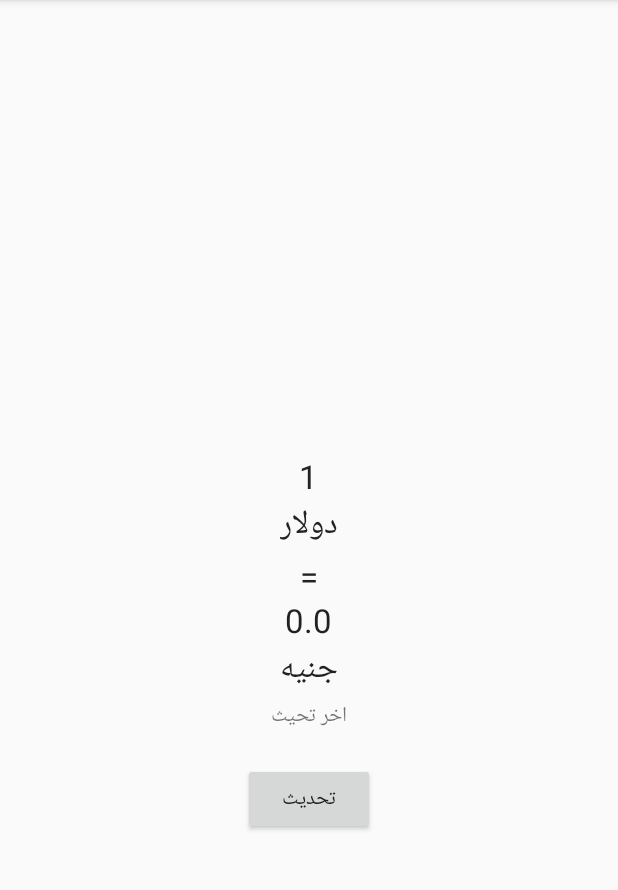
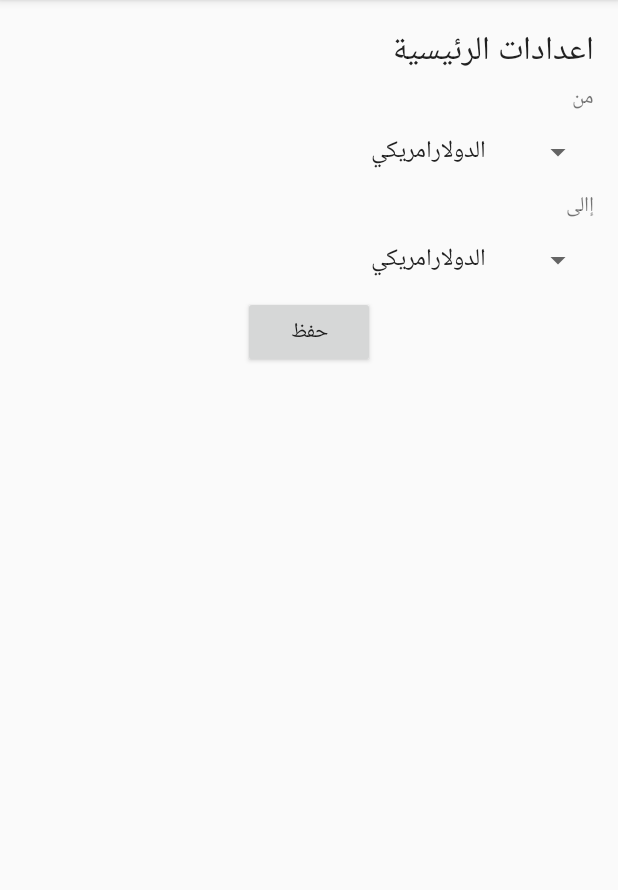
Before and after one commit to Bixls/dollarMobileApp, an Android app: the screen it shows after launch (MainActivity), with the options menu open, on a phone screen of 412 x 824 dp, the part 84-974 px from its top. Run offline under Robolectric (Android 15) with nearby library versions, the phone set to English and light mode, and no system bars; 2 statements that could not run were skipped.

Commit message:
Settings has been init

```diff
--- a/app/src/main/java/com/bixls/dollarprices/CountryAdapter.java
+++ b/app/src/main/java/com/bixls/dollarprices/CountryAdapter.java
@@ -7,6 +7,7 @@ import android.content.res.Resources;
 import android.os.AsyncTask;
 import android.util.Log;
 import android.view.View;
+import android.widget.Toast;
 
 import org.apache.http.HttpResponse;
 import org.apache.http.client.HttpClient;
@@ -61,15 +62,14 @@ public class CountryAdapter {
       }
     }
 
-    public ArrayList<String> GetList(Country Except,String type)
+    public ArrayList<String> GetList()
     {
         ArrayList<String> CodeList=new ArrayList<String>();
         for(int i=0;i<Countries.size();i++)
         {
-            if(Countries.get(i)!=Except)
-            {
+
                 CodeList.add(Countries.get(i).CurFull);
-            }
+
         }
 
         return CodeList;
@@ -105,6 +105,7 @@ public class CountryAdapter {
         editor.putString("time",currentDateandTime);
         editor.putString("valid","true");
         editor.commit();
+        Toast.makeText(context, context.getResources().getString(R.string.SaveMsg), Toast.LENGTH_SHORT).show();
         if(RootView!=null)
         {
             MainActivity.UpdateView(RootView);
@@ -116,7 +117,7 @@ public class CountryAdapter {
 
         for(int i=0;i<Countries.size();i++){
 
-               if (Countries.get(i).Code==code)
+               if (code == Countries.get(i).Code)
                {
                    return Countries.get(i);
                }
--- a/app/src/main/java/com/bixls/dollarprices/CountryList.java
+++ b/app/src/main/java/com/bixls/dollarprices/CountryList.java
@@ -41,6 +41,20 @@ public class CountryList {
             res.getDrawable(R.drawable.kwd)
     ));
 
+        countries.add(new Country(
+                "QAR",
+                res.getString(R.string.QAR),
+                res.getString(R.string.QAR_Full),
+                res.getString(R.string.QAR_short),
+                res.getDrawable(R.drawable.qar)
+        ));
+        countries.add(new Country(
+                "JOD",
+                res.getString(R.string.JOD),
+                res.getString(R.string.JOD_Full),
+                res.getString(R.string.JOD_short),
+                res.getDrawable(R.drawable.jod)
+        ));
         return countries;
     }
 }
--- a/app/src/main/java/com/bixls/dollarprices/MainActivity.java
+++ b/app/src/main/java/com/bixls/dollarprices/MainActivity.java
@@ -57,13 +57,20 @@ public class MainActivity extends ActionBarActivity
 
         mPreferences = getSharedPreferences("CurrentUser", MODE_PRIVATE);
 
+        if(!(mPreferences.contains("CFrom")&&mPreferences.contains("CTo")))
+        {
+           onNavigationDrawerItemSelected(1);
+        }
+
+
         mCountryAdapter = new CountryAdapter(countryList.init(getResources()),mPreferences,MainActivity.this);
 
     }
 
 
+
     @Override
-    public void onNavigationDrawerItemSelected(int position) {
+     public  void onNavigationDrawerItemSelected(int position) {
         // update the main content by replacing fragments
         FragmentManager fragmentManager = getSupportFragmentManager();
 
@@ -75,7 +82,7 @@ public class MainActivity extends ActionBarActivity
                 break;
             case 1:
                 fragmentManager.beginTransaction()
-                        .replace(R.id.container, Settings.newInstance(position))
+                        .replace(R.id.container, Settings.newInstance(position,mPreferences,MainActivity.this))
                         .commit();
                 break;
             case 2:
@@ -133,23 +140,18 @@ public class MainActivity extends ActionBarActivity
     }
 
     public static void UpdateView(View rootView){
-        try {
+
             ((TextView)(rootView.findViewById(R.id.SyncText))).setText(mPreferences.getString("time",""));
-
-            Country countryFrom=mCountryAdapter.GetCountryByCode("USD");
-            Country countryTo=mCountryAdapter.GetCountryByCode("EGP");
-
+            Country countryFrom=mCountryAdapter.GetCountryByCode(mPreferences.getString("CFrom",""));
+            Country countryTo=mCountryAdapter.GetCountryByCode(mPreferences.getString("CTo",""));
+            if(countryFrom!=null&&countryTo!=null){
+            double ratio=countryTo.Value/countryFrom.Value;
             ((TextView)(rootView.findViewById(R.id.FromTextType))).setText(countryFrom.CurShort);
             ((TextView)(rootView.findViewById(R.id.fromAmount))).setText("1");
+            ((TextView)(rootView.findViewById(R.id.ToTextType))).setText(countryTo.CurShort);
+            ((TextView)(rootView.findViewById(R.id.toAmount))).setText(""+ratio);
+            }
 
-            ((TextView)(rootView.findViewById(R.id.ToTextType))).setText(countryTo.CurShort);
-            ((TextView)(rootView.findViewById(R.id.toAmount))).setText(""+countryTo.Value);
-
-
-        }catch (Exception e)
-        {
-            Log.e("errore", ""+e);
-        }
     }
 
     /**
--- a/app/src/main/java/com/bixls/dollarprices/Settings.java
+++ b/app/src/main/java/com/bixls/dollarprices/Settings.java
@@ -2,11 +2,24 @@ package com.bixls.dollarprices;
 
 
 import android.app.Activity;
+import android.content.Context;
+import android.content.SharedPreferences;
+import android.content.res.Resources;
 import android.os.Bundle;
 import android.support.v4.app.Fragment;
+import android.support.v4.app.FragmentManager;
+import android.util.Log;
 import android.view.LayoutInflater;
 import android.view.View;
 import android.view.ViewGroup;
+import android.widget.ArrayAdapter;
+import android.widget.Button;
+import android.widget.Spinner;
+import android.widget.Toast;
+
+import java.text.SimpleDateFormat;
+import java.util.ArrayList;
+import java.util.Date;
 
 
 /**
@@ -14,8 +27,14 @@ import android.view.ViewGroup;
  */
 public class Settings extends Fragment {
 
+    static   private CountryAdapter mCountryAdapter;
+    static   private SharedPreferences mPreferences;
+    static   private Context context;
+
     private static final String ARG_SECTION_NUMBER = "section_number";
-    public static Settings newInstance(int sectionNumber) {
+    public static Settings newInstance(int sectionNumber,SharedPreferences preferences,Context mcontext) {
+        mPreferences=preferences;
+        context=mcontext;
         Settings fragment = new Settings();
         Bundle args = new Bundle();
         args.putInt(ARG_SECTION_NUMBER, sectionNumber);
@@ -31,8 +50,54 @@ public class Settings extends Fragment {
     public View onCreateView(LayoutInflater inflater, ViewGroup container,
                              Bundle savedInstanceState) {
         // Inflate the layout for this fragment
-        return inflater.inflate(R.layout.fragment_settings, container, false);
+        CountryList countryList=new CountryList();
+        mCountryAdapter = new CountryAdapter(countryList.init(getResources()),mPreferences,context);
+
+        final  View rootView = inflater.inflate(R.layout.fragment_settings, container, false);
+
+
+        final Spinner spinner1 = (Spinner)     rootView.findViewById(R.id.spinner3);
+        final Spinner spinner2 = (Spinner)     rootView.findViewById(R.id.spinner4);
+
+        setSpinner(spinner1);
+        setSpinner(spinner2);
+
+        ((Button) rootView.findViewById(R.id.Save)).setOnClickListener(new View.OnClickListener() {
+            @Override
+            public void onClick(View v) {
+                Country from = mCountryAdapter.GetCountryByCurFull(spinner1.getSelectedItem().toString());
+                Country to = mCountryAdapter.GetCountryByCurFull(spinner2.getSelectedItem().toString());
+
+                SharedPreferences.Editor editor = mPreferences.edit();
+                editor.putString("CFrom",from.Code);
+                editor.putString("CTo",to.Code);
+                editor.commit();
+                Toast.makeText(context,context.getResources().getString(R.string.SaveMsg),Toast.LENGTH_SHORT).show();
+
+                FragmentManager fragmentManager = getFragmentManager();
+                fragmentManager.beginTransaction()
+                        .replace(R.id.container, MainActivity.HomeFragment.newInstance(0))
+                        .commit();
+
+
+            }
+        });
+
+
+        return rootView;
     }
+
+    public void setSpinner(Spinner spinner)
+    {
+        ArrayList<String> arrayList=mCountryAdapter.GetList();
+        ArrayAdapter<String> adapter = new ArrayAdapter<String>(
+                getActivity(),
+                android.R.layout.simple_list_item_1,
+                arrayList );
+        adapter.setDropDownViewResource(android.R.layout.simple_spinner_dropdown_item);
+        spinner.setAdapter(adapter);
+    }
+
     @Override
     public void onAttach(Activity activity) {
         super.onAttach(activity);
--- a/app/src/main/res/layout/fragment_settings.xml
+++ b/app/src/main/res/layout/fragment_settings.xml
@@ -1,18 +1,53 @@
-<RelativeLayout xmlns:android="http://schemas.android.com/apk/res/android"
+<LinearLayout xmlns:android="http://schemas.android.com/apk/res/android"
+    android:orientation="vertical"
     xmlns:tools="http://schemas.android.com/tools" android:layout_width="match_parent"
-    android:layout_height="match_parent" tools:context="com.bixls.dollarprices.Settings">
+    android:layout_height="match_parent" tools:context="com.bixls.dollarprices.Settings"
     android:paddingLeft="@dimen/activity_horizontal_margin"
-    android:paddingRight="@dimen/activity_horizontal_margin"
+    android:paddingRight="@dimen/activity_vertical_margin"
     android:paddingTop="@dimen/activity_vertical_margin"
     android:paddingBottom="@dimen/activity_vertical_margin"
+    android:gravity="right">
+    <TextView
+        android:layout_width="wrap_content"
+        android:layout_height="wrap_content"
+        android:text="@string/HomeSettings"
+        android:id="@+id/textView"
+        android:textAppearance="?android:attr/textAppearanceLarge"
+
+ />
 
     <TextView
         android:layout_width="wrap_content"
         android:layout_height="wrap_content"
-        android:text="New Text"
-        android:id="@+id/textView"
-        android:layout_alignParentTop="true"
-        android:layout_alignParentRight="true"
-        android:layout_alignParentEnd="true"
-        android:layout_margin="12sp" />
-</RelativeLayout>
+        android:text="@string/from"
+        android:id="@+id/textView2"
+ />
+
+    <Spinner
+        android:layout_width="wrap_content"
+        android:layout_height="wrap_content"
+        android:id="@+id/spinner3"
+ />
+
+    <TextView
+        android:layout_width="wrap_content"
+        android:layout_height="wrap_content"
+        android:text="@string/to"
+        android:id="@+id/textView4"
+        />
+
+    <Spinner
+        android:layout_width="wrap_content"
+        android:layout_height="wrap_content"
+        android:id="@+id/spinner4"
+/>
+
+    <Button
+        android:layout_width="wrap_content"
+        android:layout_height="wrap_content"
+        android:text="@string/Save"
+        android:id="@+id/Save"
+        android:layout_gravity="center" />
+
+
+</LinearLayout>
--- a/app/src/main/res/values/dimens.xml
+++ b/app/src/main/res/values/dimens.xml
@@ -1,9 +1,5 @@
 <resources>
-    <!-- Default screen margins, per the Android Design guidelines. -->
     <dimen name="activity_horizontal_margin">16dp</dimen>
     <dimen name="activity_vertical_margin">16dp</dimen>
-
-    <!-- Per the design guidelines, navigation drawers should be between 240dp and 320dp:
-         https://developer.android.com/design/patterns/navigation-drawer.html -->
     <dimen name="navigation_drawer_width">240dp</dimen>
 </resources>
--- a/app/src/main/res/values/strings.xml
+++ b/app/src/main/res/values/strings.xml
@@ -17,16 +17,12 @@
         <item>            بلدان اخرى</item>
     </string-array>
 
-    <string-array name="currency_array">
-        <item>الرئيسية</item>
-        <item>            اعدادات</item>
-        <item>حساب قيم التحويل</item>
-        <item>            بلدان اخرى</item>
-    </string-array>
-
     <string name="equal">=</string>
     <string name="Sync">
         تحديث
+    </string>
+      <string name="SyncMsg">
+تم التحديث بنجاح
     </string>
     <string name="lastSync">    اخر تحيث</string>
     <string name="hello_blank_fragment">Hello blank fragment</string>
@@ -40,6 +36,21 @@
         <string name="calculate">
 حساب
     </string>
+
+
+         <string name="HomeSettings">
+اعدادات الرئيسية
+    </string>
+
+             <string name="Save">
+حفظ
+    </string>
+
+         <string name="SaveMsg">
+تم الحفظ بنجاح
+    </string>
+
+
  <string name="USD">
 الولايات المتحده الامريكية
     </string>
@@ -79,4 +90,28 @@
     <string name="KWD_Full">
 الدينار الكويتي
     </string>
+
+
+         <string name="QAR">
+قطر
+    </string>
+    <string name="QAR_short">
+ريال
+    </string>
+    <string name="QAR_Full">
+الريال القطري
+    </string>
+
+
+         <string name="JOD">
+الاردن
+    </string>
+    <string name="JOD_short">
+دينار
+    </string>
+    <string name="JOD_Full">
+الدينار الاردني
+    </string>
+
+
 </resources>
```
Also changed, not shown: app/src/main/java/com/bixls/dollarprices/Calculator.java (+9 -15 lines).
